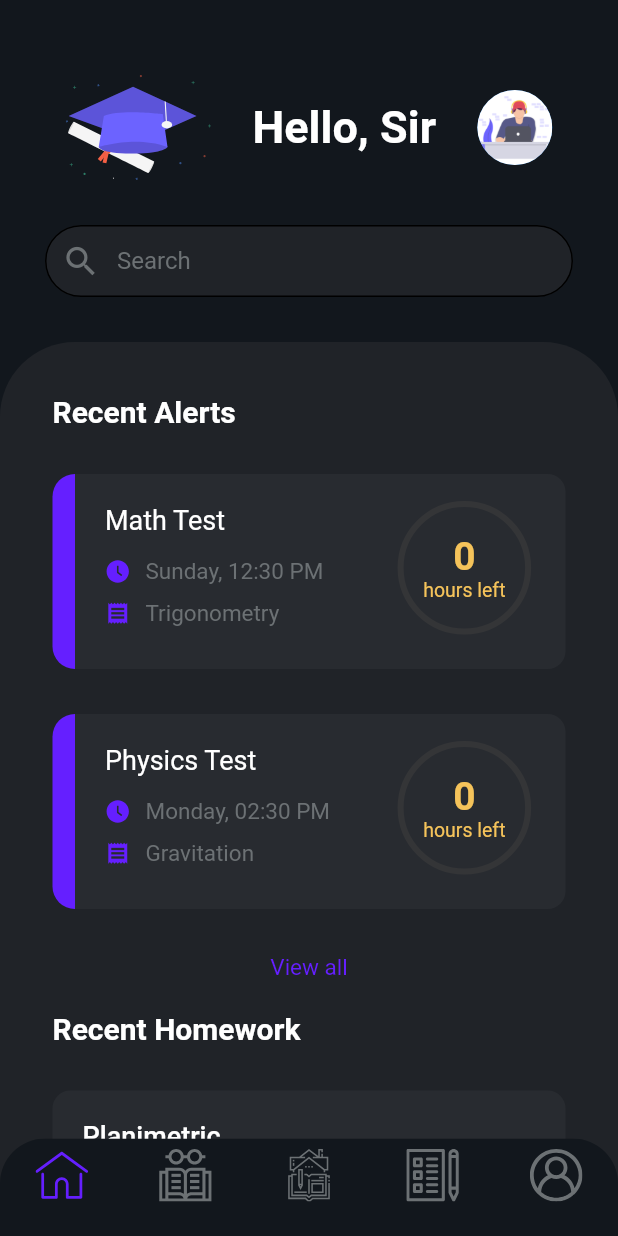
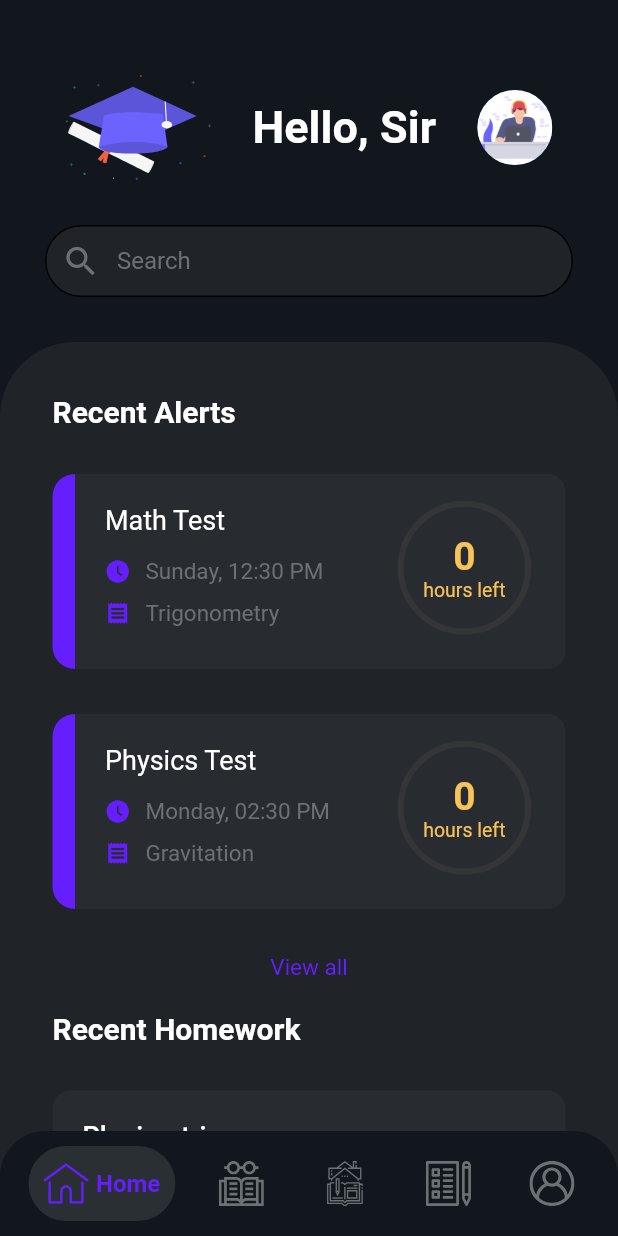
Before and after one commit to avinashkranjan/Friday, a Flutter app: the BottomNavigation screen opened directly, on a phone screen of 412 x 824 dp. Run offline on Flutter 3.47's test engine with Material 2 defaults, Android fonts, the phone set to English and light mode, and no system bars; our stand-ins replace firebase_auth, firebase_core, flutter_icons, flutter_svg, fluttertoast; accounts and stored records are empty.

Commit message:
Adds Animated Bottom Navigation Bar

```diff
--- /dev/null
+++ b/lib/utils/bottom_navbar_tabs.dart
@@ -0,0 +1,7 @@
+List<Map<String, String>> bottomNavBarData = const [
+  {'svg': "assets/icons/house.svg", 'title': "Home"},
+  {'svg': "assets/icons/read_book.svg", 'title': "Classes"},
+  {'svg': "assets/icons/homework.svg", 'title': "Homework"},
+  {'svg': "assets/icons/test.svg", 'title': "Chats"},
+  {'svg': "assets/icons/user.svg", 'title': "Profile"},
+];
--- /dev/null
+++ b/lib/widgets/animated_nav_bar.dart
@@ -0,0 +1,113 @@
+import 'package:flutter/material.dart';
+import 'package:flutter_svg/flutter_svg.dart';
+
+import '../constants.dart';
+import '../utils/bottom_navbar_tabs.dart';
+
+class BottomNavBar extends StatefulWidget {
+  final int selectedIdx;
+  final Color unselectedColor, selectedColor;
+  final void Function(int) onPressed;
+  final EdgeInsets itemPadding;
+  BottomNavBar({
+    Key key,
+    this.selectedIdx = 0,
+    this.onPressed,
+    @required this.unselectedColor,
+    @required this.selectedColor,
+    this.itemPadding = const EdgeInsets.symmetric(vertical: 15, horizontal: 10),
+  }) : super(key: key);
+  @override
+  _BottomNavBarState createState() => _BottomNavBarState();
+}
+
+class _BottomNavBarState extends State<BottomNavBar> {
+  int _selectedIdx;
+  @override
+  void initState() {
+    super.initState();
+    _selectedIdx = widget.selectedIdx;
+  }
+
+  @override
+  Widget build(BuildContext context) {
+    return Row(
+      mainAxisAlignment: MainAxisAlignment.spaceEvenly,
+      children: List<Widget>.generate(bottomNavBarData.length, (idx) {
+        return TweenAnimationBuilder<double>(
+            tween: Tween(end: (idx == _selectedIdx) ? 1 : 0),
+            curve: Curves.easeInOutSine,
+            duration: const Duration(milliseconds: 250),
+            builder: (ctx, isSelected, _) {
+              return Material(
+                color: Color.lerp(
+                  widget.selectedColor.withOpacity(0.0),
+                  widget.selectedColor.withOpacity(0.1),
+                  isSelected,
+                ),
+                shape: StadiumBorder(),
+                child: Padding(
+                  padding: widget.itemPadding -
+                      EdgeInsets.only(
+                          right: widget.itemPadding.right * isSelected),
+                  child: InkWell(
+                    hoverColor: widget.selectedColor.withOpacity(0.1),
+                    focusColor: widget.selectedColor.withOpacity(0.1),
+                    splashColor: widget.selectedColor.withOpacity(0.1),
+                    highlightColor: widget.selectedColor.withOpacity(0.1),
+                    onTap: () {
+                      setState(() {
+                        _selectedIdx = idx;
+                      });
+                      widget.onPressed?.call(idx);
+                    },
+                    child: Row(
+                      mainAxisSize: MainAxisSize.min,
+                      mainAxisAlignment: MainAxisAlignment.spaceEvenly,
+                      children: [
+                        IconTheme(
+                          data: IconThemeData(
+                            color: Color.lerp(widget.unselectedColor,
+                                widget.selectedColor, isSelected),
+                          ),
+                          child: SvgPicture.asset(
+                            bottomNavBarData[idx]['svg'],
+                            width: 30,
+                            height: 30,
+                            color: (_selectedIdx == idx)
+                                ? Theme.of(context).accentColor
+                                : kTextColor,
+                          ),
+                        ),
+                        Align(
+                          alignment: Alignment(-0.2, 0.0),
+                          widthFactor: isSelected,
+                          child: Padding(
+                            padding: EdgeInsets.only(
+                                left: widget.itemPadding.left / 2,
+                                right: widget.itemPadding.right),
+                            child: Text(
+                              bottomNavBarData[idx]['title'],
+                              style: TextStyle(
+                                fontSize: 16,
+                                fontWeight: FontWeight.w600,
+                                color: Color.lerp(
+                                    Theme.of(context)
+                                        .accentColor
+                                        .withOpacity(0.0),
+                                    Theme.of(context).accentColor,
+                                    isSelected),
+                              ),
+                            ),
+                          ),
+                        ),
+                      ],
+                    ),
+                  ),
+                ),
+              );
+            });
+      }),
+    );
+  }
+}
--- a/lib/widgets/bottom_navigation.dart
+++ b/lib/widgets/bottom_navigation.dart
@@ -1,9 +1,10 @@
 import 'package:flutter/material.dart';
-import 'package:flutter_svg/svg.dart';
-import 'package:class_manager/constants.dart';
-import 'package:class_manager/screens/classes_screen.dart';
-import 'package:class_manager/screens/home_screen.dart';
-import 'package:class_manager/screens/homework_screen.dart';
+
+/// Project Imports
+import '../screens/home_screen.dart';
+import '../screens/classes_screen.dart';
+import '../screens/homework_screen.dart';
+import '../widgets/animated_nav_bar.dart';
 
 class BottomNavigation extends StatefulWidget {
   @override
@@ -26,7 +27,13 @@ class _BottomNavigationState extends State<BottomNavigation> {
     );
     _classesScreen = ClassesScreen();
     _homeworkScreen = HomeworkScreen();
-    _pages = [_homeScreen, _classesScreen, _homeworkScreen];
+    _pages = [
+      _homeScreen,
+      _classesScreen,
+      _homeworkScreen,
+      _homeworkScreen, //TODO: Chats Page
+      _homeworkScreen, //TODO: Profile
+    ];
     _currentPage = _homeScreen;
   }
 
@@ -55,72 +62,30 @@ class _BottomNavigationState extends State<BottomNavigation> {
       bottom: 0.0,
       left: 0.0,
       right: 0.0,
-      child: ClipRRect(
+      child: Container(
+        decoration: BoxDecoration(
+          color: Theme.of(context).backgroundColor,
           borderRadius: BorderRadius.only(
             topLeft: Radius.circular(30.0),
             topRight: Radius.circular(30.0),
           ),
-        child: BottomNavigationBar(
-          type: BottomNavigationBarType.fixed,
-          backgroundColor: Theme.of(context).backgroundColor,
-          currentIndex: _selectedTab,
-          onTap: (int index) {
+        ),
+        padding: EdgeInsets.symmetric(
+          vertical: 10,
+        ),
+        child: Column(
+          children: [
+            BottomNavBar(
+              selectedIdx: _selectedTab,
+              selectedColor: Colors.white,
+              unselectedColor: Colors.grey,
+              itemPadding: EdgeInsets.all(10),
+              onPressed: (int idx) {
                 setState(() {
-              _selectedTab = index;
-              if (index == 0 || index == 1 || index == 2)
-                _currentPage = _pages[index];
+                  _selectedTab = idx;
+                  _currentPage = _pages[idx];
                 });
               },
-          items: [
-            BottomNavigationBarItem(
-              icon: SvgPicture.asset(
-                "assets/icons/house.svg",
-                width: 35.0,
-                color: _selectedTab == 0
-                    ? Theme.of(context).accentColor
-                    : kTextColor,
-              ),
-              title: SizedBox.shrink(),
-            ),
-            BottomNavigationBarItem(
-              icon: SvgPicture.asset(
-                "assets/icons/read_book.svg",
-                width: 35.0,
-                color: _selectedTab == 1
-                    ? Theme.of(context).accentColor
-                    : kTextColor,
-              ),
-              title: SizedBox.shrink(),
-            ),
-            BottomNavigationBarItem(
-              icon: SvgPicture.asset(
-                "assets/icons/homework.svg",
-                width: 35.0,
-                color: _selectedTab == 2
-                    ? Theme.of(context).accentColor
-                    : kTextColor,
-              ),
-              title: SizedBox.shrink(),
-            ),
-            BottomNavigationBarItem(
-              icon: SvgPicture.asset(
-                "assets/icons/test.svg",
-                width: 35.0,
-                color: _selectedTab == 3
-                    ? Theme.of(context).accentColor
-                    : kTextColor,
-              ),
-              title: SizedBox.shrink(),
-            ),
-            BottomNavigationBarItem(
-              icon: SvgPicture.asset(
-                "assets/icons/user.svg",
-                width: 35.0,
-                color: _selectedTab == 4
-                    ? Theme.of(context).accentColor
-                    : kTextColor,
-              ),
-              title: SizedBox.shrink(),
             ),
           ],
         ),
```
Lines whose indentation alone changed are shown as unchanged.
